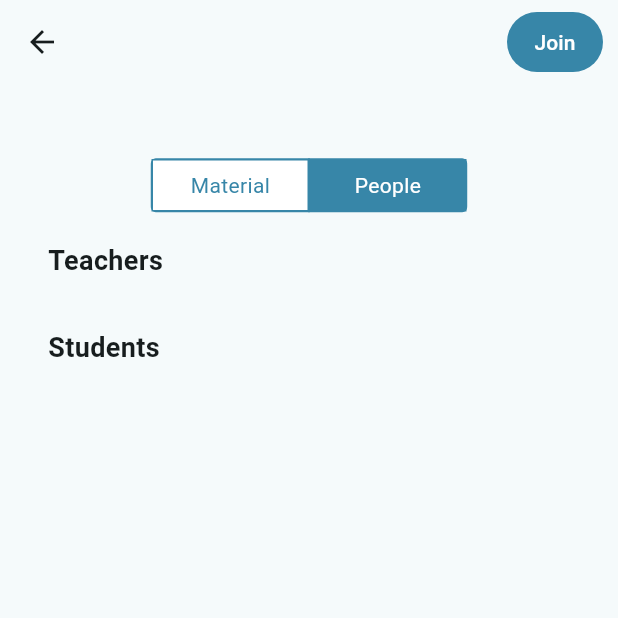
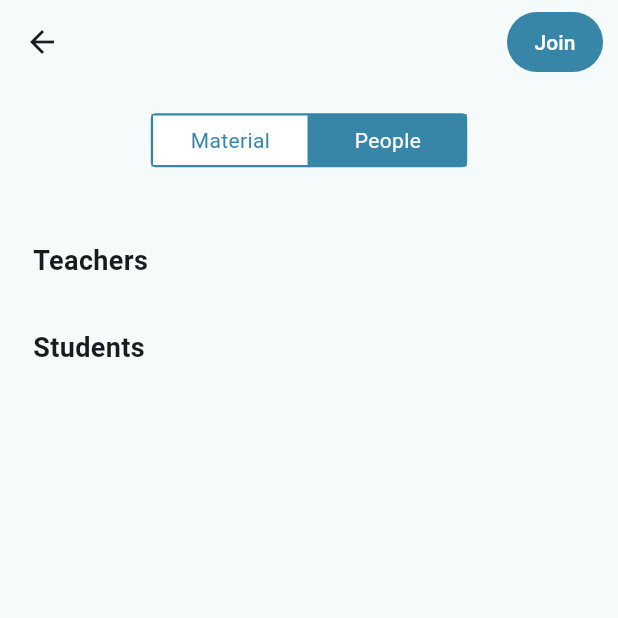
Before and after one commit to ali-mansour21/Studify-App, a Flutter app: the ClassDetailScreen screen opened directly with empty values, after a tap on "People", on a phone screen of 412 x 824 dp, the top half of it. Run offline on Flutter 3.47's test engine with Material 3 defaults, Android fonts, the light colour scheme and no system bars; our stand-ins replace camera, file_picker, firebase_core, firebase_messaging, fluttertoast, image_picker and 2 more; missing offline and left inert: flutter_pdfview; accounts and stored records are empty; project files that could hold a hidden picture were left out.

```diff
--- a/mobile/lib/screens/class_detail_screen.dart
+++ b/mobile/lib/screens/class_detail_screen.dart
@@ -178,10 +178,10 @@ class _ClassDetailScreenState extends State<ClassDetailScreen> {
       body: Stack(
         children: [
           Padding(
-            padding: const EdgeInsets.all(16),
+            padding: const EdgeInsets.all(6),
             child: Column(
               children: [
-                const SizedBox(height: 30),
+                const SizedBox(height: 10),
                 SegmentedControl(
                   labels: const ['Material', 'People'],
                   onSegmentChosen: (int index) {
@@ -192,9 +192,12 @@ class _ClassDetailScreenState extends State<ClassDetailScreen> {
                   width: 105,
                   height: 35,
                   groupValue: _selectedIndex,
-                  selectedColor: Color(0xFF3786A8),
+                  selectedColor: const Color(0xFF3786A8),
                   unselectedColor: Colors.white,
-                  borderColor: Color(0xFF3786A8),
+                  borderColor: const Color(0xFF3786A8),
+                ),
+                const SizedBox(
+                  height: 30,
                 ),
                 Expanded(child: content[_selectedIndex]),
               ],
--- a/mobile/lib/screens/class_material_screen.dart
+++ b/mobile/lib/screens/class_material_screen.dart
@@ -142,7 +142,7 @@ class _ClassMaterialDetailScreenState extends State<ClassMaterialDetailScreen> {
                   ),
                 ),
                 SizedBox(
-                  height: 70,
+                  height: 75,
                   child: Padding(
                     padding: const EdgeInsets.all(8.0),
                     child: TextField(
@@ -207,7 +207,7 @@ class _ClassMaterialDetailScreenState extends State<ClassMaterialDetailScreen> {
         padding: const EdgeInsets.all(16),
         child: Column(
           children: [
-            const SizedBox(height: 30),
+            const SizedBox(height: 10),
             Center(
               child: SegmentedControl(
                 labels: const ['Topics', 'Assignments'],
@@ -221,7 +221,7 @@ class _ClassMaterialDetailScreenState extends State<ClassMaterialDetailScreen> {
                 groupValue: _selectedIndex,
               ),
             ),
-            const SizedBox(height: 20),
+            const SizedBox(height: 30),
             Expanded(child: content[_selectedIndex]),
           ],
         ),
--- a/mobile/lib/widgets/segmented_control.dart
+++ b/mobile/lib/widgets/segmented_control.dart
@@ -22,7 +22,7 @@ class SegmentedControl extends StatefulWidget {
     this.height,
     this.selectedColor = const Color(0xFF3786A8),
     this.unselectedColor = CupertinoColors.white,
-    this.borderColor = CupertinoColors.systemGrey,
+    this.borderColor = const Color(0xFF3786A8),
   });
 
   @override
```
